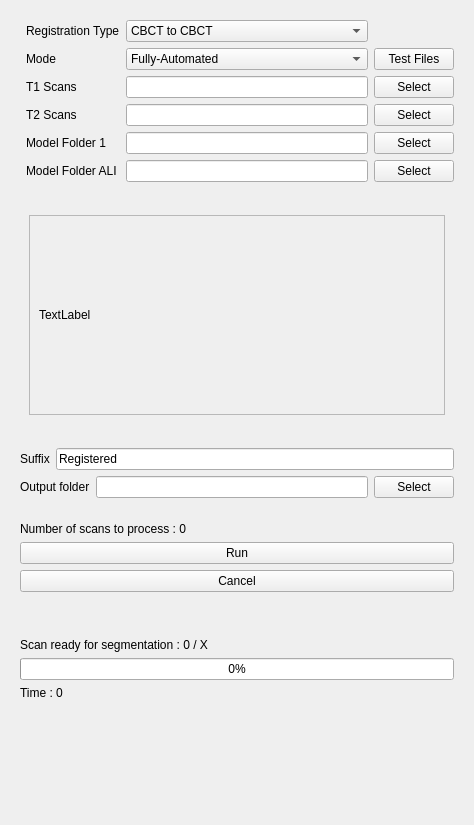
Above: AREG/Resources/UI/AREG.ui from lucanchling/AREG before the change. Below: the same form after it.
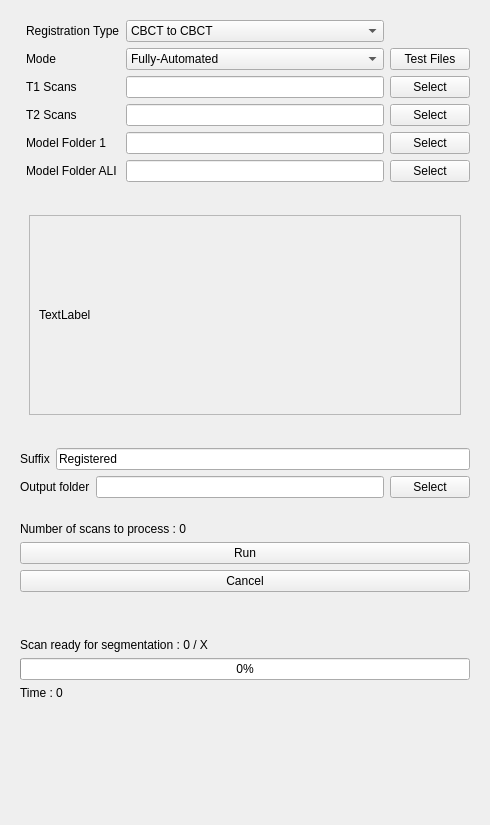
That is the form after the change. The open tabs and pages were chosen to show the change. Custom widgets are drawn as their Qt base class.

The edit to the form file:
```diff
--- a/AREG/Resources/UI/AREG.ui
+++ b/AREG/Resources/UI/AREG.ui
@@ -6,7 +6,7 @@
    <rect>
     <x>0</x>
     <y>0</y>
-    <width>474</width>
+    <width>490</width>
     <height>825</height>
    </rect>
   </property>
@@ -243,8 +243,8 @@
                   <rect>
                    <x>0</x>
                    <y>0</y>
-                   <width>414</width>
-                   <height>198</height>
+                   <width>87</width>
+                   <height>37</height>
                   </rect>
                  </property>
                  <layout class="QVBoxLayout" name="verticalLayout_14">
```
Left out of the diff: 4 changed lines with no effect on the pictures.
